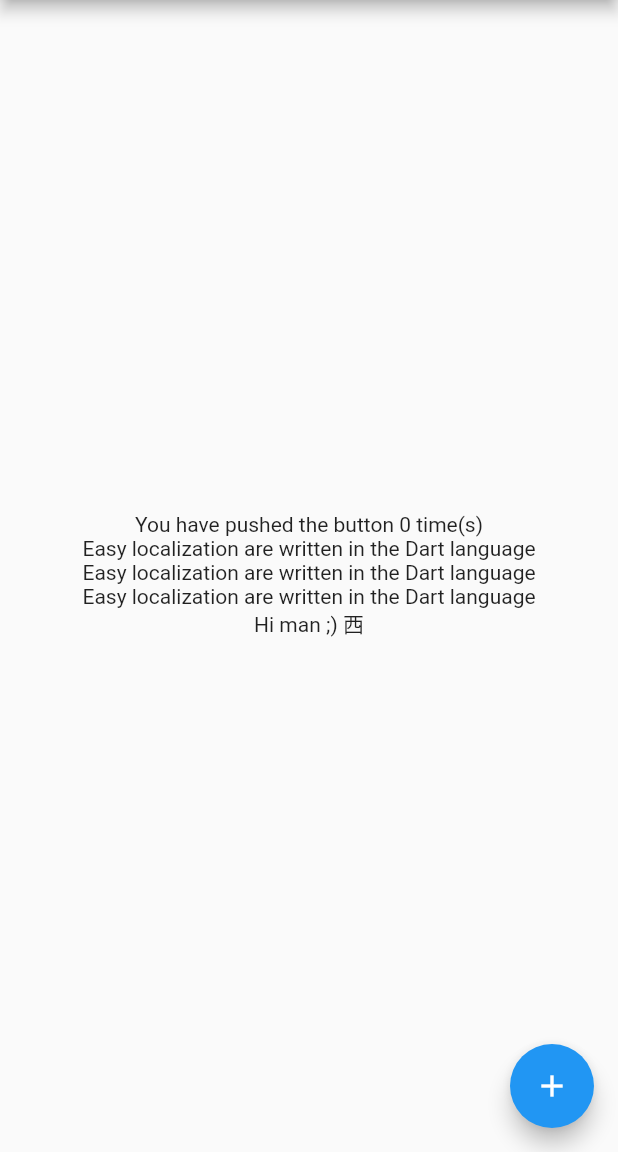
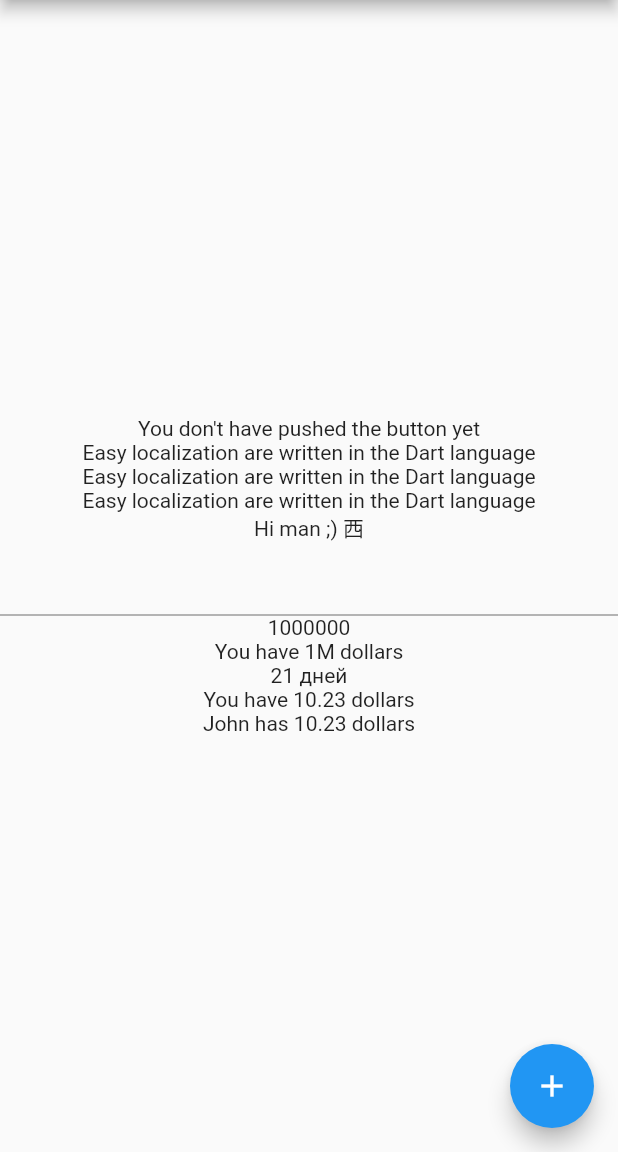
Before and after one commit to atahatah/practice_easy_localization, a Flutter app: the screen it shows after launch, on a phone screen of 412 x 824 dp, the part 84-1236 px from its top. Run offline on Flutter 3.47's test engine with Material 2 defaults, Android fonts, the phone set to English and light mode, and no system bars; our stand-ins replace easy_localization.

Commit message:
main.dartの102行目のsetStateで、105,106行目のText Widgetの表示が更新されん

```diff
--- a/assets/translations/en.json
+++ b/assets/translations/en.json
@@ -1,7 +1,13 @@
 {
   "app_title": "Flutter Demo",
   "home_title": "Flutter Demo Home Page",
-  "pushed_times": "You have pushed the button {} time(s)",
+  "pushed_times": {
+    "zero": "You don't have pushed the button yet",
+    "one": "You have pushed the button {} time",
+    "two": "You have pushed the button {} times",
+    "many": "You have pushed the button {} times",
+    "other": "You have pushed the button {} times"
+  },
   "msg":"{} are written in the {} language",
   "msg_named":"Easy localization are written in the {lang} language",
   "msg_mixed":"{} are written in the {lang} language",
@@ -9,4 +15,25 @@
     "male":"Hi man ;) {}",
     "female":"Hello girl :) {}",
     "other":"Hello {}"
-  }}
+  },
+  "day": {
+    "zero":"{} дней",
+    "one": "{} день",
+    "two": "{} дня",
+    "few": "{} дня",
+    "many": "{} дней",
+    "other": "{} дней"
+  },
+  "money": {
+    "zero": "You not have money",
+    "one": "You have {} dollar",
+    "many": "You have {} dollars",
+    "other": "You have {} dollars"
+  },
+  "money_args": {
+    "zero": "{} has no money",
+    "one": "{} has {} dollar",
+    "many": "{} has {} dollars",
+    "other": "{} has {} dollars"
+  }
+}
--- a/assets/translations/ja-JP.json
+++ b/assets/translations/ja-JP.json
@@ -9,5 +9,25 @@
     "male":"よ、{}くんｗ",
     "female":"やあ{}さん笑",
     "other":"こんにちは、{}"
+  },
+  "day": {
+    "zero":"{} дней",
+    "one": "{} день",
+    "two": "{} дня",
+    "few": "{} дня",
+    "many": "{} дней",
+    "other": "{} дней"
+  },
+  "money": {
+    "zero": "You not have money",
+    "one": "You have {} dollar",
+    "many": "You have {} dollars",
+    "other": "You have {} dollars"
+  },
+  "money_args": {
+    "zero": "{} has no money",
+    "one": "{} has {} dollar",
+    "many": "{} has {} dollars",
+    "other": "{} has {} dollars"
   }
 }
--- a/lib/main.dart
+++ b/lib/main.dart
@@ -64,6 +64,7 @@ class _MyHomePageState extends State<MyHomePage> {
   @override
   Widget build(BuildContext context) {
     const _gender = false;
+    int money = 1000000;
     return Scaffold(
       appBar: AppBar(
         title: Text('home_title'.tr()),
@@ -74,15 +75,44 @@ class _MyHomePageState extends State<MyHomePage> {
           children: <Widget>[
             const Text(
               'pushed_times',
-            ).tr(args: ['$_counter']),
+            ).plural(_counter),
             // args
-            Text('msg').tr(args: ['Easy localization', 'Dart']),
+            const Text('msg').tr(args: ['Easy localization', 'Dart']),
             // namedArgs
-            Text('msg_named').tr(namedArgs: {'lang': 'Dart'}),
+            const Text('msg_named').tr(namedArgs: {'lang': 'Dart'}),
             // args and namedArgs
-            Text('msg_mixed').tr(args: ['Easy localization'], namedArgs: {'lang': 'Dart'}),
+            const Text('msg_mixed').tr(args: ['Easy localization'], namedArgs: {'lang': 'Dart'}),
             // gender
-            Text('gender').tr(gender: _gender ? "female" : "male", args: ['西']),
+            const Text('gender').tr(gender: _gender ? "female" : "male", args: ['西']),
+
+            // plural
+            // Text widget with format
+            Column(children: [
+              TextField(
+                keyboardType: TextInputType.number,
+                maxLines: 1,
+                onChanged: (String s){
+                  var parse;
+                  try{
+                    parse = int.parse(s);
+                  }catch(e){
+                    parse = 0;
+                  }
+                  print(parse);
+                  setState((){money = parse;});
+                }),
+            ]),
+            Text(money.toString()),
+            Text('money').plural(money, format: NumberFormat.compact(locale: context.locale.toString())), // output: You have 1M dollars
+            // String
+            // print('day'.plural(21)); // output: 21 день
+            Text('day'.plural(21)), // output: 21 день
+            //Static function
+            // var money = plural('money', 10.23) // output: You have 10.23 dollars
+            Text(plural('money', 10.23)), // output: You have 10.23 dollars
+            //Static function with arguments
+            // var money = plural('money_args', 10.23, args: ['John', '10.23'])  // output: John has 10.23 dollars
+            Text(plural('money_args', 10.23, args: ['John', '10.23'])),  // output: John has 10.23 dollars
           ],
         ),
       ),
```
